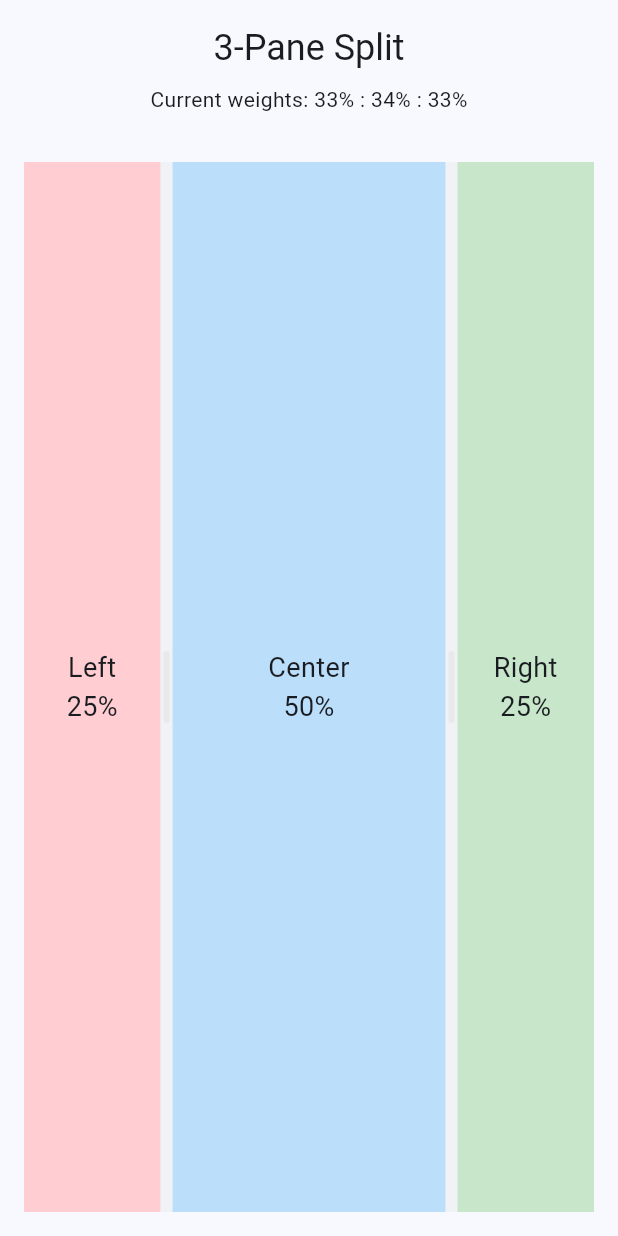
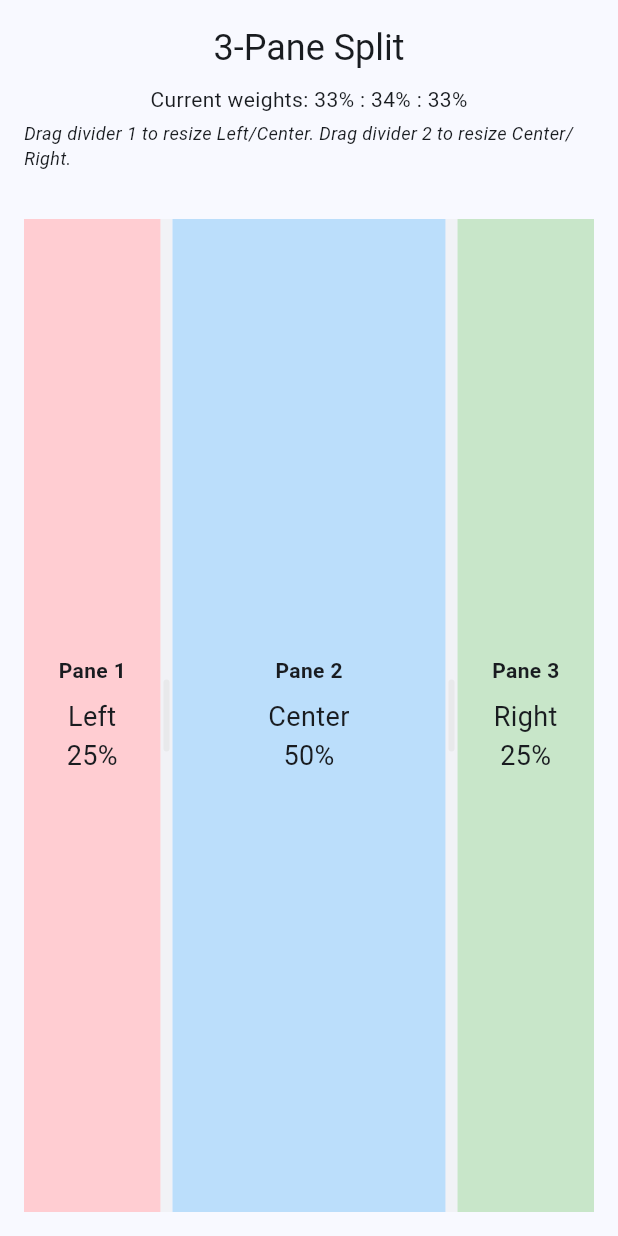
Before and after one commit to kapil96msd/enhanced_split_view, a Flutter app: the ThreePaneExample widget shown alone on an empty page, opened directly, on a phone screen of 412 x 824 dp. Run offline on Flutter 3.47's test engine with Material 3 defaults, Android fonts, the phone set to English and light mode, and no system bars.

```diff
--- a/example/lib/main.dart
+++ b/example/lib/main.dart
@@ -136,12 +136,15 @@ class _ThreePaneExampleState extends State<ThreePaneExample> {
           padding: const EdgeInsets.all(16.0),
           child: Column(
             children: [
-              Text(
-                '3-Pane Split',
-                style: Theme.of(context).textTheme.headlineSmall,
-              ),
+              Text('3-Pane Split',
+                  style: Theme.of(context).textTheme.headlineSmall),
               const SizedBox(height: 8),
               Text('Current weights: $_weights'),
+              const SizedBox(height: 4),
+              const Text(
+                'Drag divider 1 to resize Left/Center. Drag divider 2 to resize Center/Right.',
+                style: TextStyle(fontSize: 12, fontStyle: FontStyle.italic),
+              ),
             ],
           ),
         ),
@@ -154,14 +157,15 @@ class _ThreePaneExampleState extends State<ThreePaneExample> {
               onWeightsChanged: (weights) {
                 setState(() {
                   _weights = weights
-                      .map((w) => '${(w * 100).toStringAsFixed(0)}%')
+                      .map((w) => '${(w * 100).toStringAsFixed(1)}%')
                       .join(' : ');
                 });
+                print('Weights changed: $weights'); // Debug output
               },
               children: [
-                _buildPane('Left\n25%', Colors.red.shade100),
-                _buildPane('Center\n50%', Colors.blue.shade100),
-                _buildPane('Right\n25%', Colors.green.shade100),
+                _buildPane('Left\n25%', Colors.red.shade100, 'Pane 1'),
+                _buildPane('Center\n50%', Colors.blue.shade100, 'Pane 2'),
+                _buildPane('Right\n25%', Colors.green.shade100, 'Pane 3'),
               ],
             ),
           ),
@@ -170,14 +174,24 @@ class _ThreePaneExampleState extends State<ThreePaneExample> {
     );
   }
 
-  Widget _buildPane(String text, Color color) {
+  Widget _buildPane(String text, Color color, String label) {
     return Container(
       color: color,
       child: Center(
-        child: Text(
-          text,
-          style: const TextStyle(fontSize: 18),
-          textAlign: TextAlign.center,
+        child: Column(
+          mainAxisAlignment: MainAxisAlignment.center,
+          children: [
+            Text(
+              label,
+              style: const TextStyle(fontSize: 14, fontWeight: FontWeight.bold),
+            ),
+            const SizedBox(height: 8),
+            Text(
+              text,
+              style: const TextStyle(fontSize: 18),
+              textAlign: TextAlign.center,
+            ),
+          ],
         ),
       ),
     );
```
Also changed, not shown: lib/src/split_view.dart (+16 -9 lines), 1 other file.
